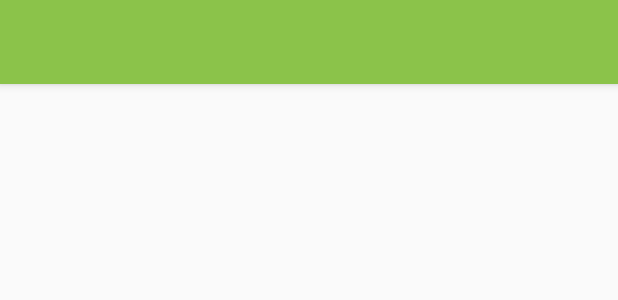
After one commit to nakamuuu/qiita-client, an Android app: the layout activity_main.xml on its own in the app's theme, with its tools: preview values and no code run, on a phone screen of 412 x 824 dp. The commit adds this screen. Shown: the top 300 px of the screen. Run offline under Robolectric (Android 15) with nearby library versions, the phone set to English and light mode, and no system bars.

Commit message:
Use Toolbar in each screen

```diff
--- /dev/null
+++ b/app/src/main/res/layout/activity_main.xml
@@ -0,0 +1,20 @@
+<?xml version="1.0" encoding="utf-8"?>
+<LinearLayout xmlns:android="http://schemas.android.com/apk/res/android"
+    xmlns:tools="http://schemas.android.com/tools"
+    android:layout_width="match_parent"
+    android:layout_height="match_parent"
+    android:orientation="vertical"
+    tools:context="net.divlight.qiita.ui.MainActivity">
+
+    <android.support.v7.widget.Toolbar
+        android:id="@+id/toolbar"
+        style="@style/Widget.Qiita.Toolbar.ActionBar"
+        android:layout_width="match_parent"
+        android:layout_height="wrap_content" />
+
+    <FrameLayout
+        android:id="@+id/container"
+        android:layout_width="match_parent"
+        android:layout_height="match_parent" />
+
+</LinearLayout>
--- a/app/src/main/res/values/colors.xml
+++ b/app/src/main/res/values/colors.xml
@@ -3,6 +3,11 @@
     <color name="primary">@color/light_green_500</color>
     <color name="primary_dark">@color/light_green_700</color>
     <color name="accent">@color/pink_a200</color>
+
+    <color name="primary_text">#de000000</color>
+    <color name="secondary_text">#8a000000</color>
+    <color name="hint_text">#42000000</color>
+
     <color name="placeholder">@color/grey_300</color>
     <color name="divider">#1f000000</color>
 </resources>
--- /dev/null
+++ b/app/src/main/res/values/styles.xml
@@ -0,0 +1,9 @@
+<?xml version="1.0" encoding="utf-8"?>
+<resources>
+    <style name="Widget.Qiita.Toolbar.ActionBar" parent="Widget.AppCompat.Toolbar">
+        <item name="android:background">?attr/colorPrimary</item>
+        <item name="android:elevation">4dp</item>
+        <item name="android:theme">@style/ThemeOverlay.Qiita.ActionBar</item>
+        <item name="popupTheme">@style/ThemeOverlay.AppCompat.Light</item>
+    </style>
+</resources>
--- a/app/src/main/res/values/themes.xml
+++ b/app/src/main/res/values/themes.xml
@@ -1,8 +1,12 @@
 <?xml version="1.0" encoding="utf-8"?>
 <resources>
-    <style name="Theme.Qiita" parent="Theme.AppCompat.Light.DarkActionBar">
+    <style name="Theme.Qiita" parent="Theme.AppCompat.Light.NoActionBar">
         <item name="colorPrimary">@color/primary</item>
         <item name="colorPrimaryDark">@color/primary_dark</item>
         <item name="colorAccent">@color/accent</item>
     </style>
+
+    <style name="ThemeOverlay.Qiita.ActionBar" parent="ThemeOverlay.AppCompat.Dark.ActionBar">
+        <item name="colorControlNormal">@color/secondary_text</item>
+    </style>
 </resources>
```
Also changed, not shown: app/src/main/java/net/divlight/qiita/ui/MainActivity.kt (+10 -1 lines), app/src/main/java/net/divlight/qiita/ui/SearchResultActivity.kt (+9 -2 lines), app/src/main/res/drawable/ic_arrow_back_black54_24dp.xml (deleted, +0 -11 lines), app/src/main/res/layout/activity_search_result.xml (added, +20 -0 lines).
